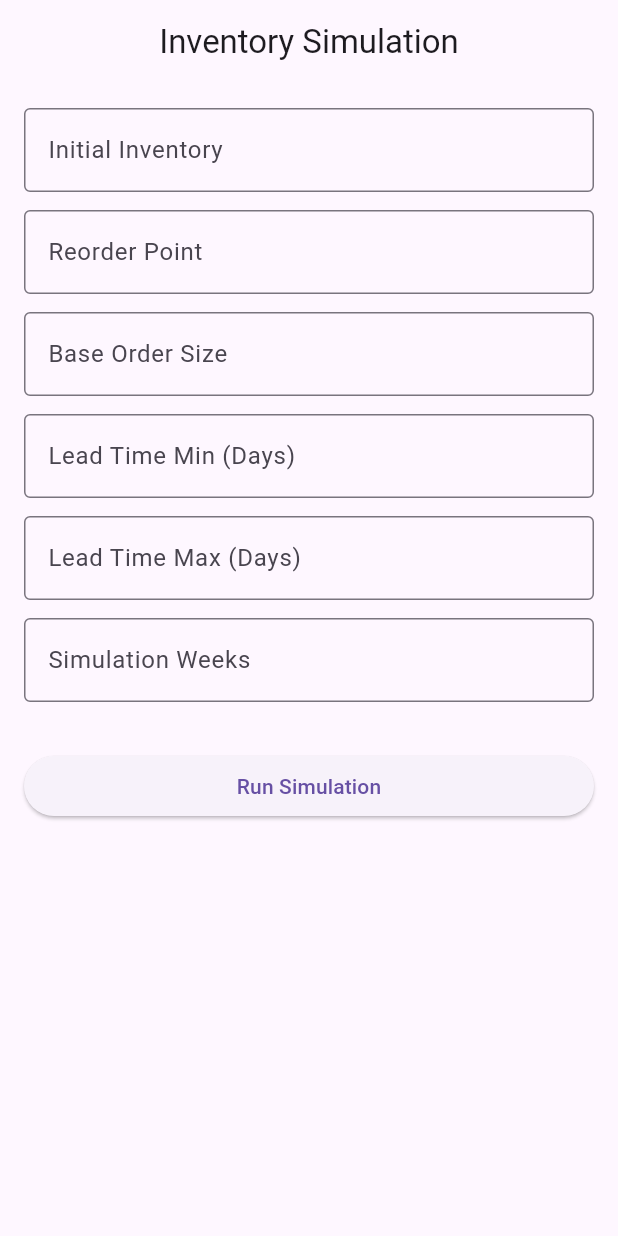
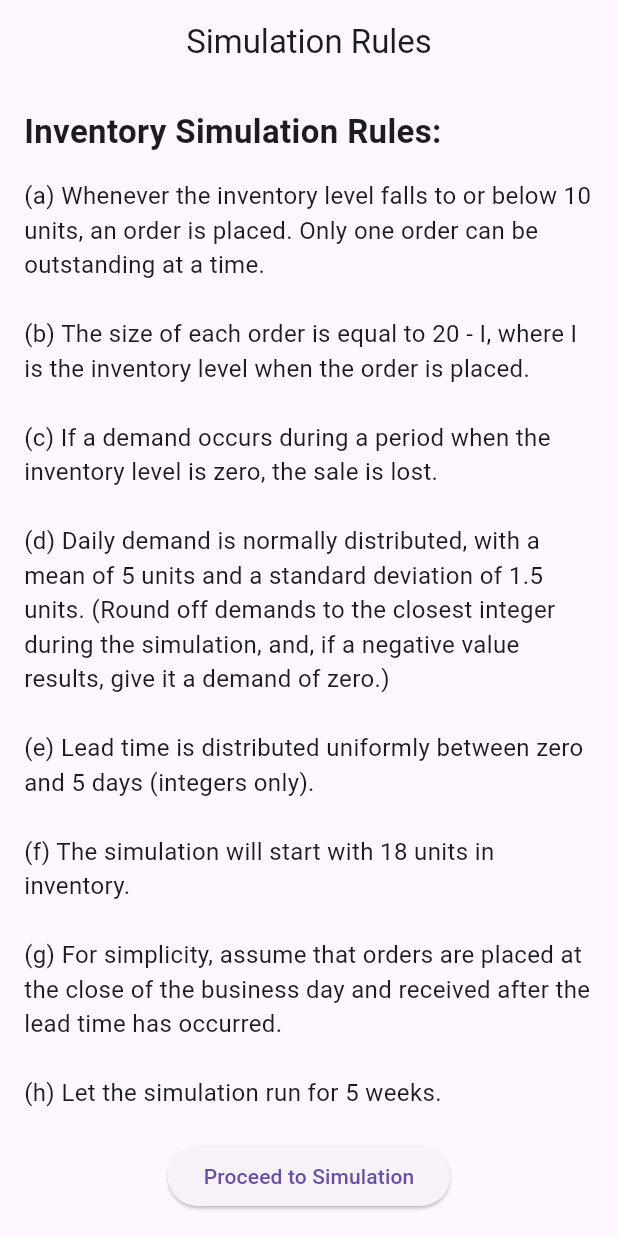
Before and after one commit to Zukhrufaa-Memon/Inventory_Simulation_Problem, a Flutter app: the screen it shows after launch, on a phone screen of 412 x 824 dp. Run offline on Flutter 3.47's test engine with Material 3 defaults, Android fonts, the phone set to English and light mode, and no system bars.

Commit message:
Update main.dart

```diff
--- a/simulation/lib/main.dart
+++ b/simulation/lib/main.dart
@@ -12,7 +12,62 @@ class SimulationApp extends StatelessWidget {
       title: 'Inventory Simulation',
       debugShowCheckedModeBanner: false,
       theme: ThemeData(primarySwatch: Colors.blue),
-      home: SimulationFormScreen(),
+      home: RulesScreen(), // Start with the Rules screen
+    );
+  }
+}
+
+// Rules Screen to display the rules and navigate to the simulation form
+class RulesScreen extends StatelessWidget {
+  @override
+  Widget build(BuildContext context) {
+    return Scaffold(
+      appBar: AppBar(
+        title: const Text('Simulation Rules'),
+        centerTitle: true,
+      ),
+      body: Padding(
+        padding: const EdgeInsets.all(16.0),
+        child: Column(
+          crossAxisAlignment: CrossAxisAlignment.start,
+          children: [
+            const Text(
+              'Inventory Simulation Rules:',
+              style: TextStyle(fontSize: 22, fontWeight: FontWeight.bold),
+            ),
+            const SizedBox(height: 16),
+            const Expanded(
+              child: SingleChildScrollView(
+                child: Text(
+                  '(a) Whenever the inventory level falls to or below 10 units, an order is placed. Only one order can be outstanding at a time.\n\n'
+                  '(b) The size of each order is equal to 20 - I, where I is the inventory level when the order is placed.\n\n'
+                  '(c) If a demand occurs during a period when the inventory level is zero, the sale is lost.\n\n'
+                  '(d) Daily demand is normally distributed, with a mean of 5 units and a standard deviation of 1.5 units. (Round off demands to the closest integer during the simulation, and, if a negative value results, give it a demand of zero.)\n\n'
+                  '(e) Lead time is distributed uniformly between zero and 5 days (integers only).\n\n'
+                  '(f) The simulation will start with 18 units in inventory.\n\n'
+                  '(g) For simplicity, assume that orders are placed at the close of the business day and received after the lead time has occurred.\n\n'
+                  '(h) Let the simulation run for 5 weeks.',
+                  style: TextStyle(fontSize: 16),
+                ),
+              ),
+            ),
+            const SizedBox(height: 16),
+            Center(
+              child: ElevatedButton(
+                onPressed: () {
+                  Navigator.push(
+                    context,
+                    MaterialPageRoute(
+                      builder: (context) => SimulationFormScreen(),
+                    ),
+                  );
+                },
+                child: const Text('Proceed to Simulation'),
+              ),
+            ),
+          ],
+        ),
+      ),
     );
   }
 }
@@ -41,7 +96,7 @@ class _SimulationFormScreenState extends State<SimulationFormScreen> {
     // Parsing the input values
     int initialInventory = int.parse(initialInventoryController.text);
     int reorderPoint = int.parse(reorderPointController.text);
-    int baseOrderSize = int.parse(orderSizeController.text);
+    int baseOrderSize = int.parse(orderSizeController.text); //20-i
     int leadTimeMin = int.parse(leadTimeMinController.text);
     int leadTimeMax = int.parse(leadTimeMaxController.text);
     int simulationWeeks = int.parse(simulationWeeksController.text);
@@ -87,7 +142,7 @@ class _SimulationFormScreenState extends State<SimulationFormScreen> {
       if (inventory <= reorderPoint && outstandingOrder == 0) {
         // Calculate the order size based on the formula: Order Size = baseOrderSize - inventory level
         orderQuantity = max(0, baseOrderSize - inventory);
-        leadTimeRemaining = random.nextInt(leadTimeMax - leadTimeMin + 1) + leadTimeMin;
+        leadTimeRemaining = random.nextInt(leadTimeMax - leadTimeMin + 1) + leadTimeMin; //making sure rn include min as well as max thats why +1
         outstandingOrder = orderQuantity;
       }
 
@@ -120,7 +175,7 @@ class _SimulationFormScreenState extends State<SimulationFormScreen> {
   Widget build(BuildContext context) {
     return Scaffold(
       appBar: AppBar(
-        title: Text('Inventory Simulation'),
+        title: const Text('Inventory Simulation'),
         centerTitle: true,
       ),
       body: Padding(
@@ -135,16 +190,16 @@ class _SimulationFormScreenState extends State<SimulationFormScreen> {
               buildTextField('Lead Time Min (Days)', leadTimeMinController),
               buildTextField('Lead Time Max (Days)', leadTimeMaxController),
               buildTextField('Simulation Weeks', simulationWeeksController),
-              SizedBox(height: 20),
+              const SizedBox(height: 20),
               ElevatedButton(
                 onPressed: () {
                   if (_formKey.currentState!.validate()) {
                     runSimulation();
                   }
                 },
-                child: Text('Run Simulation'),
+                child: const Text('Run Simulation'),
               ),
-              SizedBox(height: 20),
+              const SizedBox(height: 20),
               if (simulationData.isNotEmpty) ...[
                 SingleChildScrollView(
                   scrollDirection: Axis.horizontal,
@@ -179,10 +234,10 @@ class _SimulationFormScreenState extends State<SimulationFormScreen> {
                         .toList(),
                   ),
                 ),
-                SizedBox(height: 20),
+                const SizedBox(height: 20),
                 Text(
                   'Average Lost Sales per Week: ${averageLostSalesPerWeek.toStringAsFixed(2)}',
-                  style: TextStyle(fontSize: 18, fontWeight: FontWeight.bold),
+                  style: const TextStyle(fontSize: 18, fontWeight: FontWeight.bold),
                 ),
               ]
             ],
@@ -199,9 +254,9 @@ class _SimulationFormScreenState extends State<SimulationFormScreen> {
         controller: controller,
         decoration: InputDecoration(
           labelText: label,
-          border: OutlineInputBorder(),
+          border: const OutlineInputBorder(),
         ),
-        keyboardType: TextInputType.numberWithOptions(decimal: true),
+        keyboardType: const TextInputType.numberWithOptions(decimal: true),
         validator: (value) {
           if (value == null || value.isEmpty) {
             return 'Please enter a value';
```
